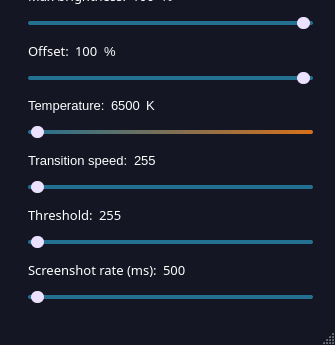
ArtrixTech/DynaGammy, file src/mainwindow.ui: the form before one commit; both pictures show x 0 to 335 and y 165 to 510 of the 335 by 510 pixel window.
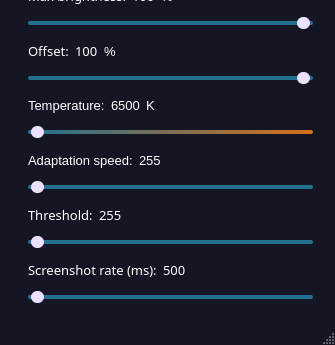
The form after the commit. Icons and pictures are not drawn.

Commit message: Rename speed setting

Patch:
```diff
--- a/src/mainwindow.ui
+++ b/src/mainwindow.ui
@@ -1557,7 +1557,7 @@
          <item>
           <widget class="QLabel" name="speedText">
            <property name="text">
-            <string>Transition speed:</string>
+            <string>Adaptation speed:</string>
            </property>
           </widget>
          </item>
```
